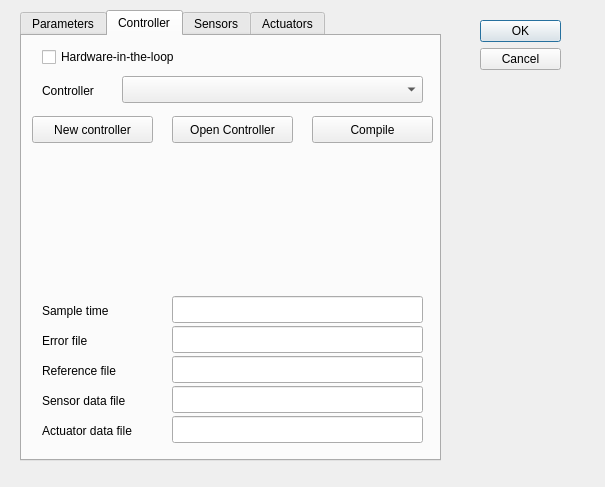
This is source/GUI/modelsetupdialog.ui in Guiraffo/ProVANT-Simulator as Qt 5 draws it before an edit. The edited form follows.
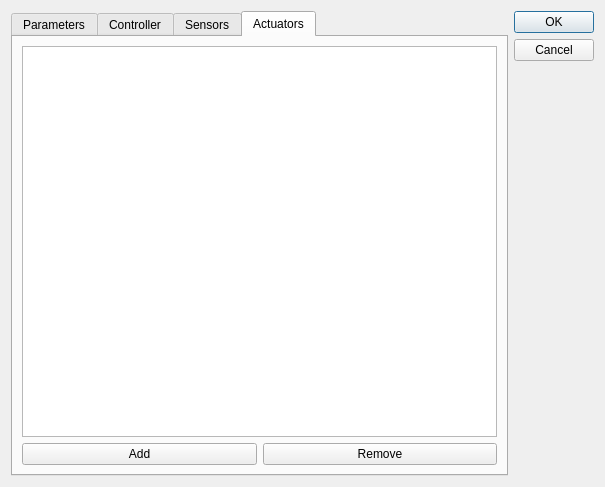
This is the edited form.

Commit message:
Add layouts to the ModelSetupDialog class
Added layouts to allow proper resizing of the ModelSetupDialog form.

```diff
--- a/source/GUI/modelsetupdialog.ui
+++ b/source/GUI/modelsetupdialog.ui
@@ -1,7 +1,7 @@
 <?xml version="1.0" encoding="UTF-8"?>
 <ui version="4.0">
- <class>Dialog</class>
- <widget class="QDialog" name="Dialog">
+ <class>ModelSetupDialog</class>
+ <widget class="QDialog" name="ModelSetupDialog">
   <property name="geometry">
    <rect>
     <x>0</x>
@@ -13,47 +13,19 @@
   <property name="windowTitle">
    <string>Dialog</string>
   </property>
-  <widget class="QDialogButtonBox" name="buttonBox">
-   <property name="geometry">
-    <rect>
-     <x>480</x>
-     <y>20</y>
-     <width>81</width>
-     <height>241</height>
-    </rect>
-   </property>
-   <property name="orientation">
-    <enum>Qt::Vertical</enum>
-   </property>
-   <property name="standardButtons">
-    <set>QDialogButtonBox::Cancel|QDialogButtonBox::Ok</set>
-   </property>
-  </widget>
+  <layout class="QHBoxLayout" name="mainLayout">
+   <item>
   <widget class="QTabWidget" name="tabWidget">
-   <property name="geometry">
-    <rect>
-     <x>20</x>
-     <y>10</y>
-     <width>421</width>
-     <height>451</height>
-    </rect>
-   </property>
    <property name="currentIndex">
-    <number>1</number>
-   </property>
-   <widget class="QWidget" name="tab">
+      <number>3</number>
+     </property>
+     <widget class="QWidget" name="parametersTab">
     <attribute name="title">
      <string>Parameters</string>
     </attribute>
+      <layout class="QHBoxLayout" name="parametersTabLayout">
+       <item>
     <widget class="QTreeWidget" name="treeWidget">
-     <property name="geometry">
-      <rect>
-       <x>10</x>
-       <y>10</y>
-       <width>391</width>
-       <height>401</height>
-      </rect>
-     </property>
      <column>
       <property name="text">
        <string notr="true">Item</string>
@@ -65,285 +37,220 @@
       </property>
      </column>
     </widget>
-   </widget>
-   <widget class="QWidget" name="tab_2">
+       </item>
+      </layout>
+     </widget>
+     <widget class="QWidget" name="controllerTab">
     <attribute name="title">
      <string>Controller</string>
     </attribute>
-    <widget class="QLabel" name="label">
-     <property name="geometry">
-      <rect>
-       <x>20</x>
-       <y>40</y>
-       <width>71</width>
-       <height>31</height>
-      </rect>
-     </property>
+      <layout class="QVBoxLayout" name="controllerTabLayout">
+       <item>
+        <widget class="QCheckBox" name="hilCheckBox">
+         <property name="text">
+          <string>Hardware-in-the-loop</string>
+         </property>
+        </widget>
+       </item>
+       <item>
+        <layout class="QHBoxLayout" name="controllerLayout">
+         <item>
+          <widget class="QLabel" name="controllerLabel">
      <property name="text">
       <string>&lt;html&gt;&lt;head/&gt;&lt;body&gt;&lt;p&gt;Controller&lt;/p&gt;&lt;/body&gt;&lt;/html&gt;</string>
      </property>
-    </widget>
-    <widget class="QComboBox" name="comboBox">
-     <property name="geometry">
-      <rect>
-       <x>100</x>
-       <y>40</y>
-       <width>301</width>
-       <height>27</height>
-      </rect>
-     </property>
-    </widget>
-    <widget class="QPushButton" name="pushButton_5">
-     <property name="geometry">
-      <rect>
-       <x>10</x>
-       <y>80</y>
-       <width>121</width>
-       <height>27</height>
-      </rect>
-     </property>
+           <property name="buddy">
+            <cstring>controllerComboBox</cstring>
+           </property>
+          </widget>
+         </item>
+         <item>
+          <widget class="QComboBox" name="controllerComboBox"/>
+         </item>
+        </layout>
+       </item>
+       <item>
+        <layout class="QHBoxLayout" name="controllerButtonsLayout">
+         <item>
+          <widget class="QPushButton" name="newControllerButton">
      <property name="text">
       <string>New controller</string>
      </property>
     </widget>
-    <widget class="QLabel" name="label_2">
-     <property name="geometry">
-      <rect>
-       <x>20</x>
-       <y>260</y>
-       <width>91</width>
-       <height>31</height>
-      </rect>
-     </property>
+         </item>
+         <item>
+          <widget class="QPushButton" name="openControllerButton">
+           <property name="text">
+            <string>Open Controller</string>
+           </property>
+          </widget>
+         </item>
+         <item>
+          <widget class="QPushButton" name="compileControllerButton">
+           <property name="text">
+            <string>Compile</string>
+           </property>
+          </widget>
+         </item>
+        </layout>
+       </item>
+       <item>
+        <layout class="QFormLayout" name="controllerOptionsLayout">
+         <item row="0" column="0">
+          <widget class="QLabel" name="sampleTimeLabel">
      <property name="text">
       <string>&lt;html&gt;&lt;head/&gt;&lt;body&gt;&lt;p&gt;Sample time&lt;/p&gt;&lt;/body&gt;&lt;/html&gt;</string>
      </property>
-    </widget>
-    <widget class="QLabel" name="label_3">
-     <property name="geometry">
-      <rect>
-       <x>20</x>
-       <y>290</y>
-       <width>91</width>
-       <height>31</height>
-      </rect>
-     </property>
+           <property name="buddy">
+            <cstring>SampleEdit</cstring>
+           </property>
+          </widget>
+         </item>
+         <item row="0" column="1">
+          <widget class="QLineEdit" name="SampleEdit"/>
+         </item>
+         <item row="1" column="0">
+          <widget class="QLabel" name="errorFileLabel">
      <property name="text">
       <string>&lt;html&gt;&lt;head/&gt;&lt;body&gt;&lt;p&gt;Error file&lt;/p&gt;&lt;/body&gt;&lt;/html&gt;</string>
      </property>
-    </widget>
-    <widget class="QLabel" name="label_4">
-     <property name="geometry">
-      <rect>
-       <x>20</x>
-       <y>320</y>
-       <width>101</width>
-       <height>31</height>
-      </rect>
-     </property>
+           <property name="buddy">
+            <cstring>ErrorEdit</cstring>
+           </property>
+          </widget>
+         </item>
+         <item row="1" column="1">
+          <widget class="QLineEdit" name="ErrorEdit"/>
+         </item>
+         <item row="2" column="0">
+          <widget class="QLabel" name="referenceFileLabel">
      <property name="text">
       <string>&lt;html&gt;&lt;head/&gt;&lt;body&gt;&lt;p&gt;Reference file&lt;/p&gt;&lt;/body&gt;&lt;/html&gt;</string>
      </property>
-    </widget>
-    <widget class="QLabel" name="label_5">
-     <property name="geometry">
-      <rect>
-       <x>20</x>
-       <y>350</y>
-       <width>111</width>
-       <height>31</height>
-      </rect>
-     </property>
+           <property name="buddy">
+            <cstring>ReferenceEdit</cstring>
+           </property>
+          </widget>
+         </item>
+         <item row="2" column="1">
+          <widget class="QLineEdit" name="ReferenceEdit"/>
+         </item>
+         <item row="3" column="0">
+          <widget class="QLabel" name="sensorDataLabel">
      <property name="text">
       <string>&lt;html&gt;&lt;head/&gt;&lt;body&gt;&lt;p&gt;Sensor data file&lt;/p&gt;&lt;/body&gt;&lt;/html&gt;</string>
      </property>
-    </widget>
-    <widget class="QLabel" name="label_11">
-     <property name="geometry">
-      <rect>
-       <x>20</x>
-       <y>380</y>
-       <width>121</width>
-       <height>31</height>
-      </rect>
-     </property>
+           <property name="buddy">
+            <cstring>SensorEdit</cstring>
+           </property>
+          </widget>
+         </item>
+         <item row="3" column="1">
+          <widget class="QLineEdit" name="SensorEdit"/>
+         </item>
+         <item row="4" column="0">
+          <widget class="QLabel" name="actuatorDataLabel">
      <property name="text">
       <string>&lt;html&gt;&lt;head/&gt;&lt;body&gt;&lt;p&gt;Actuator data file&lt;/p&gt;&lt;/body&gt;&lt;/html&gt;</string>
      </property>
-    </widget>
-    <widget class="QLineEdit" name="SampleEdit">
-     <property name="geometry">
-      <rect>
-       <x>150</x>
-       <y>260</y>
-       <width>251</width>
-       <height>27</height>
-      </rect>
-     </property>
-    </widget>
-    <widget class="QLineEdit" name="ErrorEdit">
-     <property name="geometry">
-      <rect>
-       <x>150</x>
-       <y>290</y>
-       <width>251</width>
-       <height>27</height>
-      </rect>
-     </property>
-    </widget>
-    <widget class="QLineEdit" name="ReferenceEdit">
-     <property name="geometry">
-      <rect>
-       <x>150</x>
-       <y>320</y>
-       <width>251</width>
-       <height>27</height>
-      </rect>
-     </property>
-    </widget>
-    <widget class="QLineEdit" name="SensorEdit">
-     <property name="geometry">
-      <rect>
-       <x>150</x>
-       <y>350</y>
-       <width>251</width>
-       <height>27</height>
-      </rect>
-     </property>
-    </widget>
-    <widget class="QLineEdit" name="ActuatorEdit">
-     <property name="geometry">
-      <rect>
-       <x>150</x>
-       <y>380</y>
-       <width>251</width>
-       <height>27</height>
-      </rect>
-     </property>
-    </widget>
-    <widget class="QPushButton" name="pushButton_6">
-     <property name="geometry">
-      <rect>
-       <x>150</x>
-       <y>80</y>
-       <width>121</width>
-       <height>27</height>
-      </rect>
-     </property>
-     <property name="text">
-      <string>Open Controller</string>
-     </property>
-    </widget>
-    <widget class="QPushButton" name="pushButton_7">
-     <property name="geometry">
-      <rect>
-       <x>290</x>
-       <y>80</y>
-       <width>121</width>
-       <height>27</height>
-      </rect>
-     </property>
-     <property name="text">
-      <string>Compile</string>
-     </property>
-    </widget>
-    <widget class="QCheckBox" name="checkBox">
-     <property name="geometry">
-      <rect>
-       <x>20</x>
-       <y>10</y>
-       <width>171</width>
-       <height>22</height>
-      </rect>
-     </property>
-     <property name="text">
-      <string>Hardware-in-the-loop</string>
-     </property>
-    </widget>
-   </widget>
-   <widget class="QWidget" name="tab_3">
+           <property name="buddy">
+            <cstring>ActuatorEdit</cstring>
+           </property>
+          </widget>
+         </item>
+         <item row="4" column="1">
+          <widget class="QLineEdit" name="ActuatorEdit"/>
+         </item>
+        </layout>
+       </item>
+      </layout>
+     </widget>
+     <widget class="QWidget" name="sensorsTab">
     <attribute name="title">
      <string>Sensors</string>
     </attribute>
-    <widget class="QListWidget" name="listWidget_2">
-     <property name="geometry">
-      <rect>
-       <x>10</x>
-       <y>10</y>
-       <width>391</width>
-       <height>351</height>
-      </rect>
-     </property>
-    </widget>
-    <widget class="QPushButton" name="pushButton_3">
-     <property name="geometry">
-      <rect>
-       <x>10</x>
-       <y>380</y>
-       <width>99</width>
-       <height>27</height>
-      </rect>
-     </property>
+      <layout class="QVBoxLayout" name="sensorsTabLayout">
+       <item>
+        <widget class="QListWidget" name="sensorsListWidget"/>
+       </item>
+       <item>
+        <layout class="QHBoxLayout" name="sensorButtonsLayout">
+         <item>
+          <widget class="QPushButton" name="addSensorButton">
      <property name="text">
       <string>Add</string>
      </property>
     </widget>
-    <widget class="QPushButton" name="pushButton_4">
-     <property name="geometry">
-      <rect>
-       <x>120</x>
-       <y>380</y>
-       <width>99</width>
-       <height>27</height>
-      </rect>
-     </property>
+         </item>
+         <item>
+          <widget class="QPushButton" name="removeSensorButton">
      <property name="text">
       <string>Remove</string>
      </property>
     </widget>
-   </widget>
-   <widget class="QWidget" name="tab_4">
+         </item>
+        </layout>
+       </item>
+      </layout>
+     </widget>
+     <widget class="QWidget" name="actuatorsTab">
     <attribute name="title">
      <string>Actuators</string>
     </attribute>
-    <widget class="QListWidget" name="listWidget">
-     <property name="geometry">
-      <rect>
-       <x>10</x>
-       <y>10</y>
-       <width>391</width>
-       <height>351</height>
-      </rect>
-     </property>
-    </widget>
-    <widget class="QPushButton" name="pushButton">
-     <property name="geometry">
-      <rect>
-       <x>10</x>
-       <y>380</y>
-       <width>99</width>
-       <height>27</height>
-      </rect>
-     </property>
+      <layout class="QVBoxLayout" name="verticalLayout_4">
+       <item>
+        <widget class="QListWidget" name="actuatorsListWidget"/>
+       </item>
+       <item>
+        <layout class="QHBoxLayout" name="actuatorsButtonsLayout">
+         <item>
+          <widget class="QPushButton" name="addActuatorButton">
      <property name="text">
       <string>Add</string>
      </property>
     </widget>
-    <widget class="QPushButton" name="pushButton_2">
-     <property name="geometry">
-      <rect>
-       <x>120</x>
-       <y>380</y>
-       <width>99</width>
-       <height>27</height>
-      </rect>
-     </property>
+         </item>
+         <item>
+          <widget class="QPushButton" name="removePushButton">
      <property name="text">
       <string>Remove</string>
      </property>
     </widget>
-   </widget>
-  </widget>
+         </item>
+        </layout>
+       </item>
+      </layout>
+     </widget>
+    </widget>
+   </item>
+   <item>
+    <layout class="QVBoxLayout" name="buttonBoxLayout">
+     <item>
+      <widget class="QDialogButtonBox" name="buttonBox">
+       <property name="orientation">
+        <enum>Qt::Vertical</enum>
+       </property>
+       <property name="standardButtons">
+        <set>QDialogButtonBox::Cancel|QDialogButtonBox::Ok</set>
+       </property>
+      </widget>
+     </item>
+     <item>
+      <spacer name="buttonsSpacer">
+       <property name="orientation">
+        <enum>Qt::Vertical</enum>
+       </property>
+       <property name="sizeHint" stdset="0">
+        <size>
+         <width>20</width>
+         <height>40</height>
+        </size>
+       </property>
+      </spacer>
+     </item>
+    </layout>
+   </item>
+  </layout>
  </widget>
  <resources/>
  <connections>
```
Left out of the diff: 35 changed lines with no effect on the pictures. Lines whose indentation alone changed are shown as unchanged. The commit also changes 2 other files.
